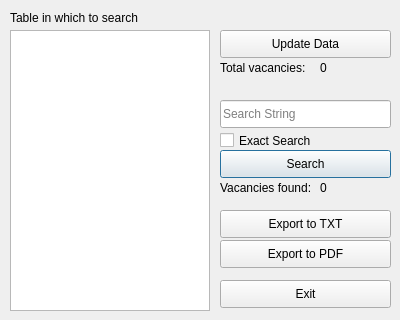
Qt form gui.ui (Divarion-D/kurs_project) before a commit.
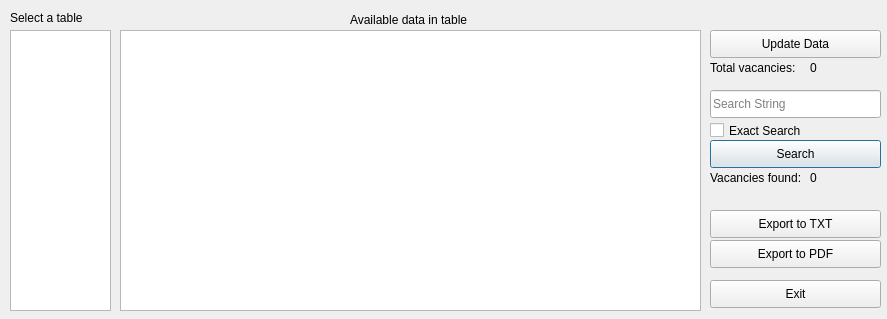
The same form after that commit.

```diff
--- a/gui.ui
+++ b/gui.ui
@@ -6,8 +6,8 @@
    <rect>
     <x>0</x>
     <y>0</y>
-    <width>400</width>
-    <height>320</height>
+    <width>887</width>
+    <height>319</height>
    </rect>
   </property>
   <property name="windowTitle">
@@ -18,7 +18,7 @@
     <rect>
      <x>10</x>
      <y>30</y>
-     <width>200</width>
+     <width>101</width>
      <height>281</height>
     </rect>
    </property>
@@ -32,8 +32,8 @@
   <widget class="QPushButton" name="search_btn">
    <property name="geometry">
     <rect>
-     <x>220</x>
-     <y>150</y>
+     <x>710</x>
+     <y>140</y>
      <width>171</width>
      <height>28</height>
     </rect>
@@ -45,8 +45,8 @@
   <widget class="QLineEdit" name="search_string">
    <property name="geometry">
     <rect>
-     <x>220</x>
-     <y>100</y>
+     <x>710</x>
+     <y>90</y>
      <width>171</width>
      <height>28</height>
     </rect>
@@ -61,8 +61,8 @@
   <widget class="QLabel" name="label_3">
    <property name="geometry">
     <rect>
-     <x>220</x>
-     <y>180</y>
+     <x>710</x>
+     <y>170</y>
      <width>101</width>
      <height>16</height>
     </rect>
@@ -74,7 +74,7 @@
   <widget class="QPushButton" name="export_pdf_btn">
    <property name="geometry">
     <rect>
-     <x>220</x>
+     <x>710</x>
      <y>240</y>
      <width>171</width>
      <height>28</height>
@@ -87,8 +87,8 @@
   <widget class="QLabel" name="found_vac">
    <property name="geometry">
     <rect>
-     <x>320</x>
-     <y>180</y>
+     <x>810</x>
+     <y>170</y>
      <width>71</width>
      <height>16</height>
     </rect>
@@ -100,7 +100,7 @@
   <widget class="QPushButton" name="export_txt_btn">
    <property name="geometry">
     <rect>
-     <x>220</x>
+     <x>710</x>
      <y>210</y>
      <width>171</width>
      <height>28</height>
@@ -115,18 +115,18 @@
     <rect>
      <x>10</x>
      <y>10</y>
-     <width>161</width>
+     <width>121</width>
      <height>16</height>
     </rect>
    </property>
    <property name="text">
-    <string>Table in which to search</string>
+    <string>Select a table</string>
    </property>
   </widget>
   <widget class="QPushButton" name="update_data_btn">
    <property name="geometry">
     <rect>
-     <x>220</x>
+     <x>710</x>
      <y>30</y>
      <width>171</width>
      <height>28</height>
@@ -139,7 +139,7 @@
   <widget class="QLabel" name="total_vac">
    <property name="geometry">
     <rect>
-     <x>320</x>
+     <x>810</x>
      <y>60</y>
      <width>71</width>
      <height>16</height>
@@ -152,7 +152,7 @@
   <widget class="QLabel" name="label_5">
    <property name="geometry">
     <rect>
-     <x>220</x>
+     <x>710</x>
      <y>60</y>
      <width>91</width>
      <height>16</height>
@@ -165,7 +165,7 @@
   <widget class="QPushButton" name="exit_btn">
    <property name="geometry">
     <rect>
-     <x>220</x>
+     <x>710</x>
      <y>280</y>
      <width>171</width>
      <height>28</height>
@@ -178,8 +178,8 @@
   <widget class="QCheckBox" name="exact_search">
    <property name="geometry">
     <rect>
-     <x>220</x>
-     <y>130</y>
+     <x>710</x>
+     <y>120</y>
      <width>121</width>
      <height>21</height>
     </rect>
@@ -188,6 +188,47 @@
     <string>Exact Search</string>
    </property>
   </widget>
+  <widget class="QLabel" name="label">
+   <property name="geometry">
+    <rect>
+     <x>350</x>
+     <y>10</y>
+     <width>131</width>
+     <height>20</height>
+    </rect>
+   </property>
+   <property name="text">
+    <string>Available data in table</string>
+   </property>
+  </widget>
+  <widget class="QTableView" name="data_table">
+   <property name="geometry">
+    <rect>
+     <x>120</x>
+     <y>30</y>
+     <width>581</width>
+     <height>281</height>
+    </rect>
+   </property>
+   <property name="verticalScrollBarPolicy">
+    <enum>Qt::ScrollBarAsNeeded</enum>
+   </property>
+   <property name="horizontalScrollBarPolicy">
+    <enum>Qt::ScrollBarAsNeeded</enum>
+   </property>
+   <property name="alternatingRowColors">
+    <bool>false</bool>
+   </property>
+   <property name="verticalScrollMode">
+    <enum>QAbstractItemView::ScrollPerItem</enum>
+   </property>
+   <property name="wordWrap">
+    <bool>true</bool>
+   </property>
+   <property name="cornerButtonEnabled">
+    <bool>true</bool>
+   </property>
+  </widget>
  </widget>
  <resources/>
  <connections/>
```
Left out of the diff: 2 changed lines with no effect on the pictures.
